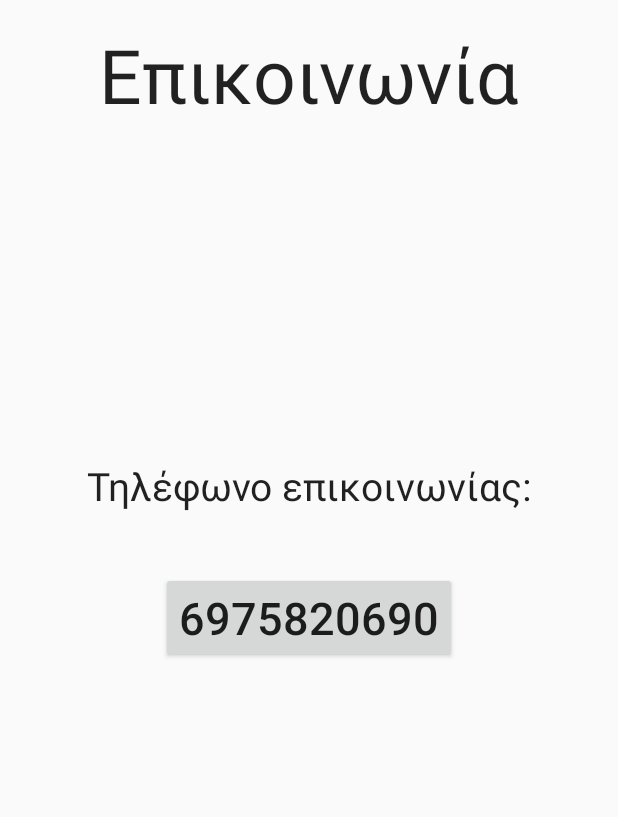
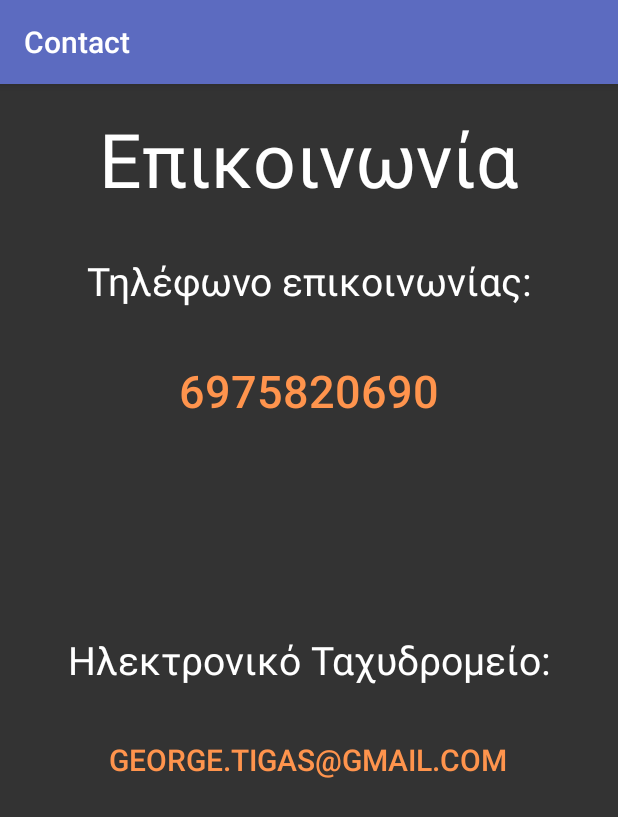
Before and after one commit to Zarkopafilis/FyliDeliveryStars, an Android app: the Contact screen opened directly, with no data from a screen before it, on a phone screen of 412 x 824 dp. Shown: the top 817 px of the screen. Run offline under Robolectric (Android 15) with nearby library versions, the phone set to English and light mode, and no system bars.

Commit message:
MinSDK= Android L Added animations Added color theme Removed menu inflater

```diff
--- a/FyliDeliveryStars/app/src/main/java/fyli/gr/fylideliverystars/Contact.java
+++ b/FyliDeliveryStars/app/src/main/java/fyli/gr/fylideliverystars/Contact.java
@@ -4,9 +4,9 @@ import android.app.Activity;
 import android.content.Intent;
 import android.net.Uri;
 import android.os.Bundle;
-import android.view.Menu;
 import android.view.MenuItem;
 import android.view.View;
+import android.view.Window;
 import android.widget.Button;
 
 public class Contact extends Activity {
@@ -14,6 +14,7 @@ public class Contact extends Activity {
     @Override
     protected void onCreate(Bundle savedInstanceState) {
         super.onCreate(savedInstanceState);
+        getWindow().requestFeature(Window.FEATURE_CONTENT_TRANSITIONS);
         setContentView(R.layout.activity_contact);
 
         final Button contactDial = (Button) findViewById(R.id.contactNumberButton);
@@ -27,13 +28,18 @@ public class Contact extends Activity {
         });
 
 
-    }
+        final Button sendEmail = (Button) findViewById(R.id.sendEmailButton);
 
-    @Override
-    public boolean onCreateOptionsMenu(Menu menu) {
-        // Inflate the menu; this adds items to the action bar if it is present.
-        getMenuInflater().inflate(R.menu.menu_contact, menu);
-        return true;
+        sendEmail.setOnClickListener(new View.OnClickListener() {
+            @Override
+            public void onClick(View v) {
+                Intent intent = new Intent(Intent.ACTION_SEND);
+                intent.setType("message/rfc822");
+                intent.putExtra(Intent.EXTRA_SUBJECT, "FyliDeliveryStars App - Επικοινωνία");
+                Intent mailer = Intent.createChooser(intent, null);
+                startActivity(mailer);
+            }
+        });
     }
 
     @Override
--- a/FyliDeliveryStars/app/src/main/java/fyli/gr/fylideliverystars/provider/ShopListProvider.java
+++ b/FyliDeliveryStars/app/src/main/java/fyli/gr/fylideliverystars/provider/ShopListProvider.java
@@ -24,22 +24,25 @@ public class ShopListProvider {
         List<String> shopList = new ArrayList<String>();
 
         List<Shop> shops = CSVParser.getShops(shopType, context);
-        shopsCached = shops;
+        List<Shop> shopCacheBuilder = new ArrayList<>();
 
         if(deliveryOnly) {
            // Log.d("slp", "deliveryOnlyLoop");
             for (Shop shop : shops) {
                 if(shop.isDoingDelivery){
                     shopList.add(shop.name);
+                    shopCacheBuilder.add(shop);
                 }
             }
         }else{//take-away -> add everything
             //Log.d("slp", "takeAwayLoop");
+            shopCacheBuilder = shops;
             for (Shop shop : shops) {
                 shopList.add(shop.name);
             }
         }
 
+        shopsCached = shopCacheBuilder;
 
         return shopList;
     }
--- a/FyliDeliveryStars/app/src/main/res/layout/activity_contact.xml
+++ b/FyliDeliveryStars/app/src/main/res/layout/activity_contact.xml
@@ -13,9 +13,9 @@
         android:text="Τηλέφωνο επικοινωνίας:"
         android:id="@+id/testdummy"
         android:textSize="26dp"
-        android:layout_above="@+id/contactNumberButton"
+        android:layout_below="@+id/textView2"
         android:layout_centerHorizontal="true"
-        android:layout_marginBottom="40dp" />
+        android:layout_marginTop="30dp" />
 
     <TextView
         android:layout_width="wrap_content"
@@ -25,14 +25,41 @@
         android:id="@+id/textView2"
         android:layout_alignParentTop="true"
         android:layout_centerHorizontal="true"
-        android:textSize="50dp" />
+        android:textSize="50dp"
+        />
 
     <Button
+        style="?android:attr/borderlessButtonStyle"
         android:layout_width="wrap_content"
         android:layout_height="wrap_content"
         android:text="6975820690"
         android:id="@+id/contactNumberButton"
+        android:textSize="30dp"
+        android:layout_marginTop="25dp"
+        android:layout_below="@+id/testdummy"
+        android:layout_centerHorizontal="true"
+        android:textColor="@color/myAccentColor"/>
+
+    <TextView
+        android:layout_width="wrap_content"
+        android:layout_height="wrap_content"
+        android:textAppearance="?android:attr/textAppearanceLarge"
+        android:text="Ηλεκτρονικό Ταχυδρομείο:"
+        android:id="@+id/textView3"
+        android:textSize="26dp"
         android:layout_centerVertical="true"
         android:layout_centerHorizontal="true"
-        android:textSize="30dp" />
+        android:layout_marginTop="25dp" />
+
+    <Button
+        style="?android:attr/borderlessButtonStyle"
+        android:layout_width="wrap_content"
+        android:layout_height="wrap_content"
+        android:text="george.tigas@gmail.com"
+        android:id="@+id/sendEmailButton"
+        android:layout_below="@+id/textView3"
+        android:layout_centerHorizontal="true"
+        android:layout_marginTop="25dp"
+        android:textSize="20dp"
+        android:textColor="@color/myAccentColor"/>
 </RelativeLayout>
--- a/FyliDeliveryStars/app/src/main/res/layout/activity_main_menu.xml
+++ b/FyliDeliveryStars/app/src/main/res/layout/activity_main_menu.xml
@@ -15,7 +15,7 @@
         android:layout_alignParentTop="true"
         android:layout_centerHorizontal="true"
         android:textSize="19dp"
-        android:textColor="#000000" />
+        android:textColor="#ffffff" />
 
     <ListView
         android:layout_width="wrap_content"
--- a/FyliDeliveryStars/app/src/main/res/layout/list_item_simple_black_tv.xml
+++ b/FyliDeliveryStars/app/src/main/res/layout/list_item_simple_black_tv.xml
@@ -1,7 +1,7 @@
 <?xml version="1.0" encoding="utf-8"?>
 <TextView xmlns:android="http://schemas.android.com/apk/res/android"
     android:id="@+id/tv"
-    android:textColor="@android:color/black"
+    android:textColor="@android:color/white"
     android:layout_width="fill_parent"
     android:gravity="left"
     android:layout_height="fill_parent"
--- a/FyliDeliveryStars/app/src/main/res/values/colors.xml
+++ b/FyliDeliveryStars/app/src/main/res/values/colors.xml
@@ -2,4 +2,10 @@
 
     <color name="black_overlay">#66000000</color>
 
+    <color name="myPrimaryColor">#3F51B5</color>
+    <color name="myPrimaryDarkColor">#5C6BC0</color>
+    <color name="myAccentColor">#ff944d</color>
+    <color name="white">#FFFFFF</color>
+    <color name="black">#000000</color>
+    <color name="bg">#333333</color>
 </resources>
--- a/FyliDeliveryStars/app/src/main/res/values/styles.xml
+++ b/FyliDeliveryStars/app/src/main/res/values/styles.xml
@@ -1,8 +1,26 @@
 <resources>
 
     <!-- Base application theme. -->
-    <style name="AppTheme" parent="Theme.AppCompat.Light.DarkActionBar">
+    <style name="AppTheme" parent="android:Theme.Material">
         <!-- Customize your theme here. -->
+
+        <item name="android:windowContentTransitions">true</item>
+        <item name="android:windowAllowEnterTransitionOverlap">true</item>
+        <item name="android:windowAllowReturnTransitionOverlap">true</item>
+        <item name="android:windowSharedElementEnterTransition">@android:transition/move</item>
+        <item name="android:windowSharedElementExitTransition">@android:transition/move</item>
+
+        <item name="android:colorPrimary">@color/myPrimaryDarkColor</item>
+        <item name="android:colorPrimaryDark">@color/myPrimaryColor</item>
+        <item name="android:textColorPrimary">@color/white</item>
+        <item name="android:textColorSecondary">@color/white</item>
+        <item name="android:colorAccent">@color/myAccentColor</item>
+        <item name="android:textColor">@color/white</item>
+        <item name="android:windowBackground">@color/bg</item>
+
+        <item name="android:colorButtonNormal">@color/myAccentColor</item>
+        <item name="android:colorFocusedHighlight">@color/black_overlay</item>
+
     </style>
 
     <style name="FullscreenTheme" parent="android:Theme.NoTitleBar">
```
Also changed, not shown: FyliDeliveryStars/app/build.gradle (+4 -3 lines), FyliDeliveryStars/app/src/main/AndroidManifest.xml (+7 -2 lines), FyliDeliveryStars/app/src/main/java/fyli/gr/fylideliverystars/DeliveryOrTakeAway.java (+6 -9 lines), FyliDeliveryStars/app/src/main/java/fyli/gr/fylideliverystars/MainMenuActivity.java (+11 -8 lines), FyliDeliveryStars/app/src/main/java/fyli/gr/fylideliverystars/ShopLister.java (+7 -9 lines), FyliDeliveryStars/app/src/main/java/fyli/gr/fylideliverystars/ShopProfile.java (+5 -9 lines), FyliDeliveryStars/app/src/main/java/fyli/gr/fylideliverystars/SplashScreenActivity.java (+7 -4 lines), FyliDeliveryStars/app/src/main/res/layout/activity_shop_profile.xml (+0 -12 lines).
